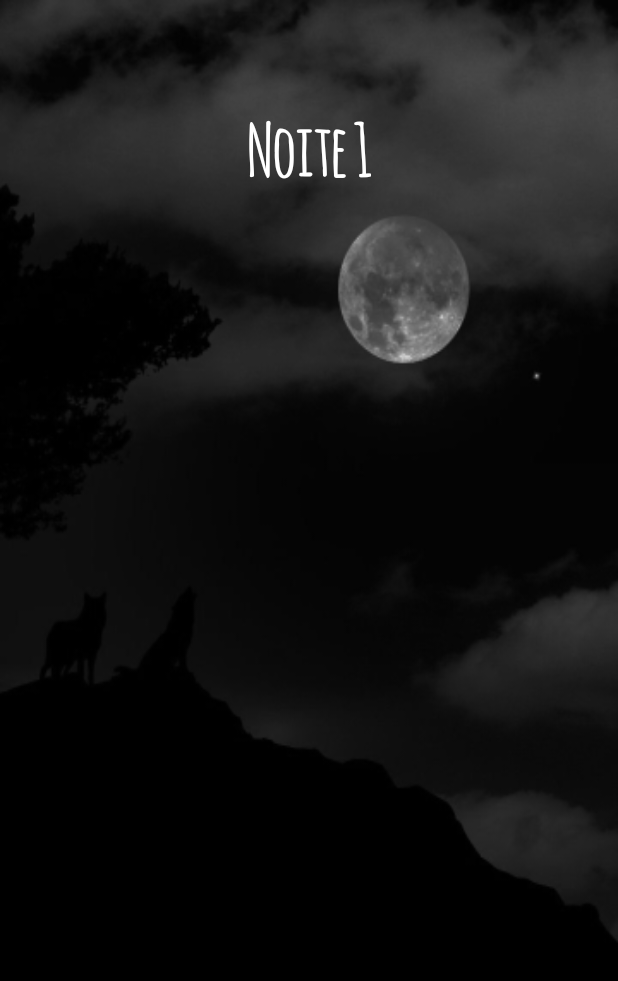
After one commit to allan-pires/werewolf-moderator-helper, an Android app: the NightTurnActivity screen opened directly, with no data from a screen before it, on a phone screen of 412 x 824 dp. The commit adds this screen. Shown: the top 981 px of the screen. Run offline under Robolectric (Android 15) with nearby library versions, the phone set to English and light mode, and no system bars.

Commit message:
ih carai

```diff
--- /dev/null
+++ b/app/src/main/java/doistres/werewolf/NightTurnActivity.java
@@ -0,0 +1,55 @@
+package doistres.werewolf;
+
+import android.graphics.Typeface;
+import android.support.v7.app.ActionBarActivity;
+import android.os.Bundle;
+import android.view.Menu;
+import android.view.MenuItem;
+import android.view.WindowManager;
+import android.widget.Button;
+import android.widget.TextView;
+
+
+public class NightTurnActivity extends ActionBarActivity {
+
+    boolean first_night = true;
+
+    @Override
+    protected void onCreate(Bundle savedInstanceState) {
+        super.onCreate(savedInstanceState);
+
+        // Deixa fullscreen e remove a barra de status
+        getWindow().setFlags(WindowManager.LayoutParams.FLAG_FULLSCREEN, WindowManager.LayoutParams.FLAG_FULLSCREEN);
+
+        setContentView(R.layout.activity_night_turn);
+
+        // Muda a fonte dos textos para AMATIC
+        Typeface amatic = Typeface.createFromAsset(getAssets(), "amatic.ttf");
+        TextView t = (TextView) findViewById(R.id.night_turn);
+        t.setTypeface(amatic);
+
+    }
+
+
+    @Override
+    public boolean onCreateOptionsMenu(Menu menu) {
+        // Inflate the menu; this adds items to the action bar if it is present.
+        getMenuInflater().inflate(R.menu.menu_night_turn, menu);
+        return true;
+    }
+
+    @Override
+    public boolean onOptionsItemSelected(MenuItem item) {
+        // Handle action bar item clicks here. The action bar will
+        // automatically handle clicks on the Home/Up button, so long
+        // as you specify a parent activity in AndroidManifest.xml.
+        int id = item.getItemId();
+
+        //noinspection SimplifiableIfStatement
+        if (id == R.id.action_settings) {
+            return true;
+        }
+
+        return super.onOptionsItemSelected(item);
+    }
+}
--- /dev/null
+++ b/app/src/main/res/anim/fade_in.xml
@@ -0,0 +1,5 @@
+<?xml version="1.0" encoding="utf-8"?>
+<alpha xmlns:android="http://schemas.android.com/apk/res/android"
+    android:interpolator="@android:anim/accelerate_interpolator"
+    android:fromAlpha="0.0" android:toAlpha="1.0"
+    android:duration="500" />
--- /dev/null
+++ b/app/src/main/res/anim/fade_out.xml
@@ -0,0 +1,6 @@
+<?xml version="1.0" encoding="utf-8"?>
+<alpha xmlns:android="http://schemas.android.com/apk/res/android"
+    android:interpolator="@android:anim/accelerate_interpolator"
+    android:fromAlpha="1.0" android:toAlpha="0.0"
+    android:fillAfter="true"
+    android:duration="500" />
--- /dev/null
+++ b/app/src/main/res/layout/activity_night_turn.xml
@@ -0,0 +1,19 @@
+<RelativeLayout xmlns:android="http://schemas.android.com/apk/res/android"
+    xmlns:tools="http://schemas.android.com/tools"
+    android:layout_width="match_parent"
+    android:layout_height="match_parent"
+    android:background="@drawable/bg_noite"
+    android:screenOrientation="portrait"
+    tools:context="doistres.werewolf.NightTurnActivity">
+
+    <TextView android:text="Noite 1" android:layout_width="wrap_content"
+        android:layout_height="wrap_content"
+        android:id="@+id/night_turn"
+        android:layout_marginTop="65dp"
+        android:textSize="48dp"
+        android:textColor="#ffffffff"
+        android:layout_alignParentTop="true"
+        android:layout_centerHorizontal="true" />
+
+
+</RelativeLayout>
--- /dev/null
+++ b/app/src/main/res/menu/menu_night_turn.xml
@@ -0,0 +1,7 @@
+<menu xmlns:android="http://schemas.android.com/apk/res/android"
+    xmlns:app="http://schemas.android.com/apk/res-auto"
+    xmlns:tools="http://schemas.android.com/tools"
+    tools:context="doistres.werewolf.NightTurnActivity">
+    <item android:id="@+id/action_settings" android:title="@string/action_settings"
+        android:orderInCategory="100" app:showAsAction="never" />
+</menu>
--- a/app/src/main/res/values/strings.xml
+++ b/app/src/main/res/values/strings.xml
@@ -8,5 +8,6 @@
     <string name="title_activity_playerspick">playerspick</string>
     <string name="title_activity_game_setup_confirmation">GameSetupConfirmation</string>
     <string name="title_activity_random_class">RandomClass</string>
+    <string name="title_activity_night_turn">NightTurnActivity</string>
 
 </resources>
```
Also changed, not shown: app/src/main/AndroidManifest.xml (+11 -0 lines), app/src/main/java/doistres/werewolf/MainActivity.java (+11 -0 lines), app/src/main/java/doistres/werewolf/RandomClassActivity.java (+17 -0 lines), app/src/main/res/layout/activity_random_class.xml (+15 -0 lines), app/src/main/res/drawable-xxhdpi/bg_noite.jpg (added), 1 other file.
